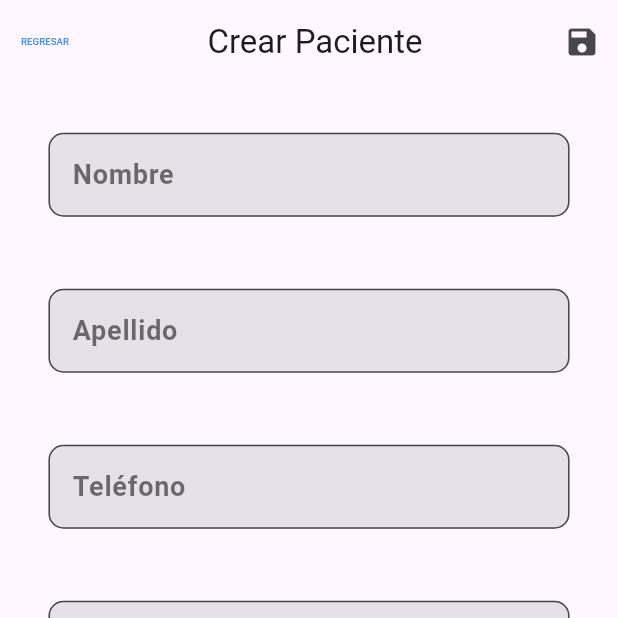
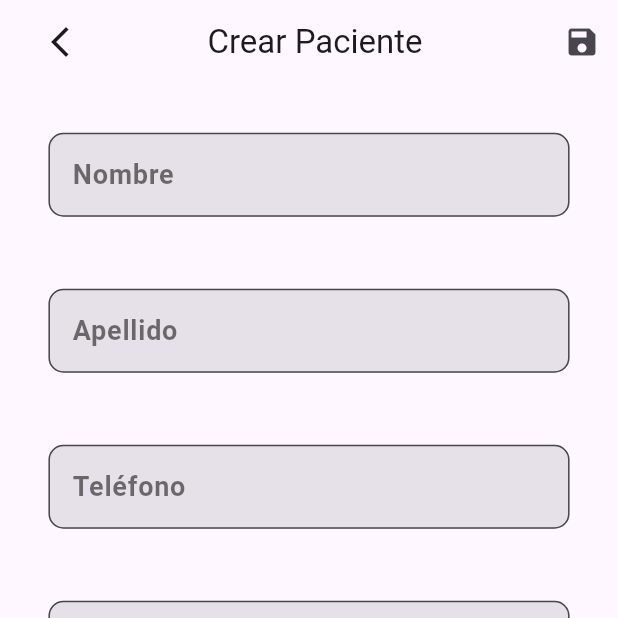
Before and after one commit to GrullonDev/Clinic_Medic_Flutter, a Flutter app: the PatientsCreate screen opened by its route, on a phone screen of 412 x 824 dp, the top half of it. Run offline on Flutter 3.47's test engine with Material 3 defaults, Android fonts, the light colour scheme and no system bars; our stand-ins replace firebase_core, go_router, table_calendar; accounts and stored records are empty.

Commit message:
UI improvements

```diff
--- a/lib/festure/dashboard/bloc/dashboard_bloc.dart
+++ b/lib/festure/dashboard/bloc/dashboard_bloc.dart
@@ -1,4 +1,3 @@
-import 'package:flutter/material.dart';
 import 'package:proyecto_graduacion/widgets/utils/base_model.dart';
 
 class DashboardViewModel extends BaseModel {
--- a/lib/festure/patients/bloc/patients_bloc.dart
+++ b/lib/festure/patients/bloc/patients_bloc.dart
@@ -10,31 +10,41 @@ class PatientsBloc extends BaseModel {
         id: '1',
         name: 'Ana García',
         age: 35,
+        birthDate: '1988-05-15',
         lastVisit: '2023-05-15',
+        address: 'Calle 1, Ciudad 1',
         status: 'Activo'),
     Patient(
         id: '2',
         name: 'Carlos López',
         age: 42,
-        lastVisit: '2023-05-10',
+        birthDate: '1988-05-15',
+        lastVisit: '2023-05-15',
+        address: 'Calle 1, Ciudad 1',
         status: 'En tratamiento'),
     Patient(
         id: '3',
         name: 'María Rodríguez',
         age: 28,
-        lastVisit: '2023-05-20',
+        birthDate: '1988-05-15',
+        lastVisit: '2023-05-15',
+        address: 'Calle 1, Ciudad 1',
         status: 'Nuevo'),
     Patient(
         id: '4',
         name: 'José Martínez',
         age: 55,
-        lastVisit: '2023-05-05',
+        birthDate: '1988-05-15',
+        lastVisit: '2023-05-15',
+        address: 'Calle 1, Ciudad 1',
         status: 'Seguimiento'),
     Patient(
         id: '5',
         name: 'Laura Sánchez',
         age: 31,
-        lastVisit: '2023-05-18',
+        birthDate: '1988-05-15',
+        lastVisit: '2023-05-15',
+        address: 'Calle 1, Ciudad 1',
         status: 'Activo'),
   ];
 
--- a/lib/festure/patients/pages/patients_page.dart
+++ b/lib/festure/patients/pages/patients_page.dart
@@ -4,8 +4,8 @@ import 'package:provider/provider.dart';
 import 'package:proyecto_graduacion/festure/patients/bloc/patients_bloc.dart';
 import 'package:proyecto_graduacion/widgets/routes/app_routes.dart';
 import 'package:proyecto_graduacion/widgets/utils/appbar.dart';
+import 'package:proyecto_graduacion/widgets/utils/back_button.dart';
 import 'package:proyecto_graduacion/widgets/utils/base_model_scaffold.dart';
-import 'package:proyecto_graduacion/widgets/utils/buttons/text_button.dart';
 
 class PatientsPage extends StatelessWidget {
   const PatientsPage({super.key});
@@ -19,9 +19,8 @@ class PatientsPage extends StatelessWidget {
       builder: (context, value) => Scaffold(
         appBar: CustomAppBar(
           title: 'Lista de Pacientes',
-          onBack: AppTextButton(
-            title: 'REGRESAR',
-            onTap: () => context.go(AppRoutes.home),
+          onBack: AppBackButton(
+            onPressed: () => context.go(AppRoutes.home),
           ),
           icon: Icons.refresh,
           onTap: () {
--- a/lib/festure/patients/widgets/patients_create.dart
+++ b/lib/festure/patients/widgets/patients_create.dart
@@ -1,50 +1,28 @@
 import 'package:flutter/material.dart';
 import 'package:go_router/go_router.dart';
-import 'package:provider/provider.dart';
-import 'package:proyecto_graduacion/festure/patients/bloc/patients_bloc.dart';
 import 'package:proyecto_graduacion/festure/patients/widgets/forms_patients_create.dart';
 import 'package:proyecto_graduacion/widgets/routes/app_routes.dart';
 import 'package:proyecto_graduacion/widgets/utils/appbar.dart';
-import 'package:proyecto_graduacion/widgets/utils/buttons/text_button.dart';
+import 'package:proyecto_graduacion/widgets/utils/back_button.dart';
 
 class PatientsCreate extends StatelessWidget {
   const PatientsCreate({super.key});
 
   @override
   Widget build(BuildContext context) {
-    final bloc = context.read<PatientsBloc>();
     return Scaffold(
       appBar: CustomAppBar(
         title: 'Crear Paciente',
         onTap: () {},
-        onBack: AppTextButton(
-          title: 'REGRESAR',
-          onTap: () => context.go(AppRoutes.patients),
+        icon: Icons.save,
+        onBack: AppBackButton(
+          onPressed: () => context.go(AppRoutes.patients),
         ),
-        icon: Icons.save,
       ),
-      body: Padding(
-        padding: const EdgeInsets.symmetric(horizontal: 16.3, vertical: 16.5),
+      body: const Padding(
+        padding: EdgeInsets.symmetric(horizontal: 16.3, vertical: 16.5),
         child: SingleChildScrollView(
-          child: Column(
-            crossAxisAlignment: CrossAxisAlignment.center,
-            children: [
-              const FormPatientsCreate(),
-              Row(
-                mainAxisAlignment: MainAxisAlignment.center,
-                children: [
-                  const Spacer(),
-                  AppTextButton(
-                    title: 'GUARDAR',
-                    onTap: () {
-                      // Lógica para guardar el formulario
-                      bloc.savePatientNew();
-                    },
-                  ),
-                ],
-              ),
-            ],
-          ),
+          child: FormPatientsCreate(),
         ),
       ),
     );
--- a/lib/festure/profile/pages/profile_page.dart
+++ b/lib/festure/profile/pages/profile_page.dart
@@ -1,6 +1,9 @@
 import 'package:flutter/material.dart';
+import 'package:go_router/go_router.dart';
+import 'package:proyecto_graduacion/widgets/routes/app_routes.dart';
 import 'package:proyecto_graduacion/widgets/utils/appbar.dart';
 import 'package:proyecto_graduacion/widgets/utils/drawer.dart';
+import 'package:proyecto_graduacion/widgets/utils/back_button.dart';
 
 class ProfilePage extends StatefulWidget {
   const ProfilePage({super.key});
@@ -14,15 +17,17 @@ class _ProfilePageState extends State<ProfilePage> {
   String _nombre = 'Dr. Juan Pérez';
   String _especialidad = 'Cardiología';
   String _email = 'juan.perez@clinica.com';
-  String _telefono = '+1 234 567 8900';
+  String _telefono = '+502 5690 6791';
   String _licencia = 'MED-12345';
 
   @override
   Widget build(BuildContext context) {
     return Scaffold(
       appBar: CustomAppBar(
+        onBack: AppBackButton(
+          onPressed: () => context.go(AppRoutes.home),
+        ),
         title: 'Perfil',
-        onSearchPressed: () {},
         onTap: () {
           if (_formKey.currentState!.validate()) {
             _formKey.currentState!.save();
--- a/lib/widgets/utils/appbar.dart
+++ b/lib/widgets/utils/appbar.dart
@@ -1,7 +1,4 @@
 import 'package:flutter/material.dart';
-import 'package:go_router/go_router.dart';
-import 'package:proyecto_graduacion/home.dart';
-import 'package:proyecto_graduacion/widgets/utils/buttons/text_button.dart';
 
 class CustomAppBar extends StatelessWidget implements PreferredSizeWidget {
   final String title;
--- /dev/null
+++ b/lib/widgets/utils/back_button.dart
@@ -0,0 +1,26 @@
+import 'package:flutter/material.dart';
+
+class AppBackButton extends StatelessWidget {
+  final VoidCallback onPressed;
+
+  const AppBackButton({
+    super.key,
+    required this.onPressed,
+  });
+
+  @override
+  Widget build(BuildContext context) {
+    return Row(
+      children: [
+        const SizedBox(
+          width: 16,
+        ),
+        IconButton(
+          icon: const Icon(Icons.arrow_back_ios_new_outlined),
+          iconSize: 24,
+          onPressed: onPressed,
+        ),
+      ],
+    );
+  }
+}
--- a/lib/widgets/utils/buttons/text_button.dart
+++ b/lib/widgets/utils/buttons/text_button.dart
@@ -16,7 +16,6 @@ class AppTextButton extends StatelessWidget {
   final String? title;
   final Widget? child;
   final VoidCallback? onTap;
-
   final ButtonStyle? style;
 
   @override
```
